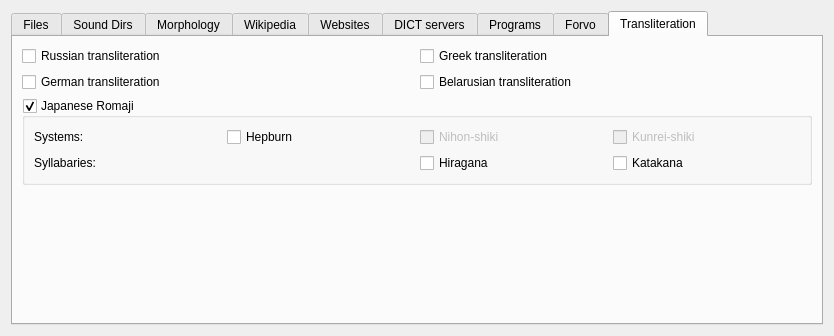
Old version of the form sources.ui in the repository goldendict/goldendict.
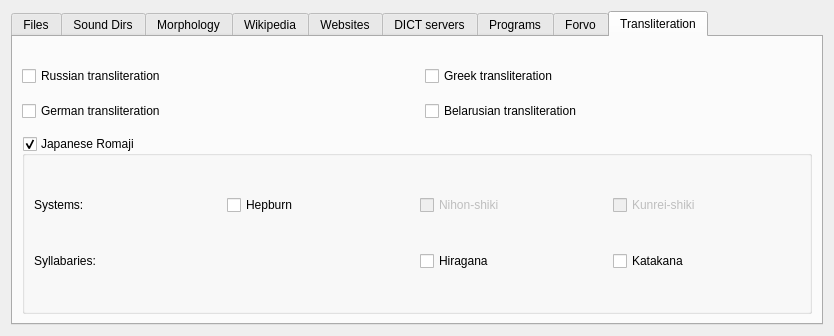
New version of the form. The open tabs and pages were chosen to show the change. Icons and pictures are not drawn.

Commit message: ui:sources add space in the top

What changed in the file:
```diff
--- a/sources.ui
+++ b/sources.ui
@@ -612,6 +612,25 @@
        <string>Transliteration</string>
       </attribute>
       <layout class="QVBoxLayout" name="transliterationLayout">
+       <property name="spacing">
+        <number>15</number>
+       </property>
+       <item>
+        <spacer name="verticalSpacer_16">
+         <property name="orientation">
+          <enum>Qt::Vertical</enum>
+         </property>
+         <property name="sizeType">
+          <enum>QSizePolicy::Fixed</enum>
+         </property>
+         <property name="sizeHint" stdset="0">
+          <size>
+           <width>20</width>
+           <height>20</height>
+          </size>
+         </property>
+        </spacer>
+       </item>
        <item>
         <layout class="QGridLayout" name="gridLayout_2">
          <item row="0" column="1">
@@ -755,19 +774,6 @@
          </layout>
         </widget>
        </item>
-       <item>
-        <spacer name="verticalSpacer_4">
-         <property name="orientation">
-          <enum>Qt::Vertical</enum>
-         </property>
-         <property name="sizeHint" stdset="0">
-          <size>
-           <width>20</width>
-           <height>40</height>
-          </size>
-         </property>
-        </spacer>
-       </item>
       </layout>
      </widget>
     </widget>
```
Left out of the diff: 130 changed lines with no effect on the pictures.
